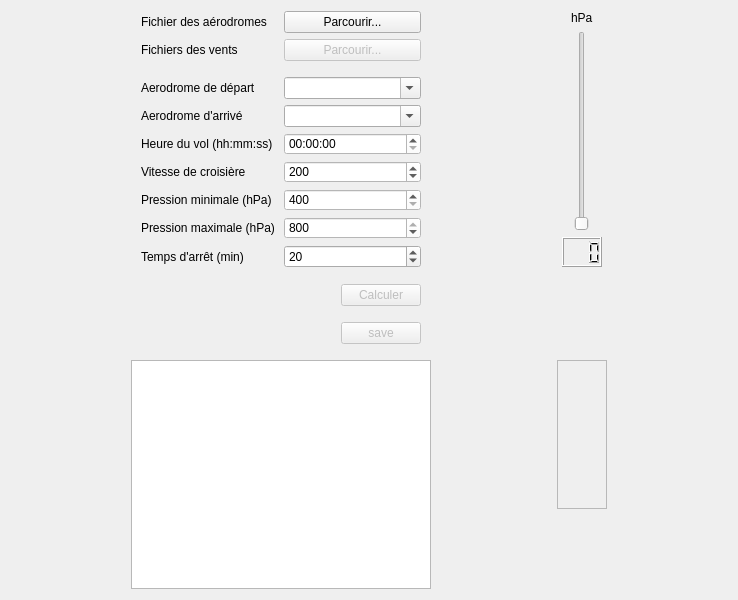
This is interface.ui in leroho/sft as Qt 5 draws it before an edit. The edited form follows.
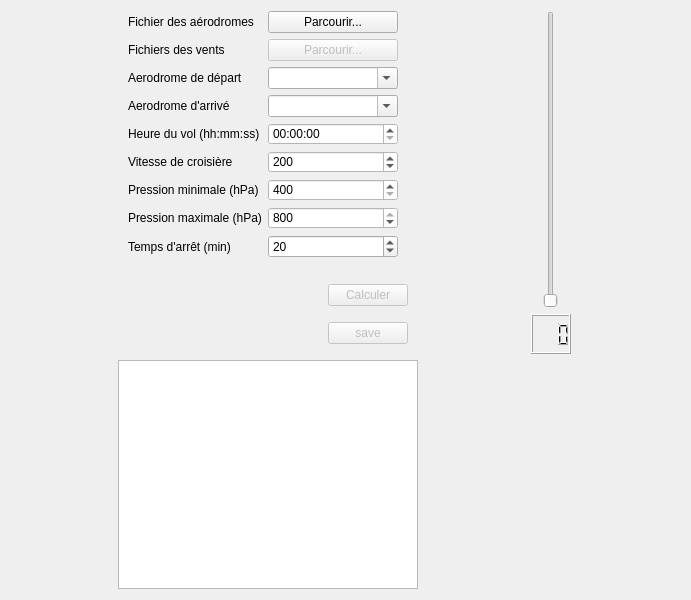
This is the edited form.

The edit to the form file:
```diff
--- a/interface.ui
+++ b/interface.ui
@@ -9,7 +9,7 @@
    <rect>
     <x>0</x>
     <y>0</y>
-    <width>738</width>
+    <width>691</width>
     <height>600</height>
    </rect>
   </property>
@@ -41,7 +41,7 @@
    <string notr="true"/>
   </property>
   <layout class="QGridLayout" name="gridLayout">
-   <item row="0" column="1" rowspan="5">
+   <item row="0" column="1" rowspan="4">
     <layout class="QVBoxLayout" name="verticalLayout_radar">
      <property name="sizeConstraint">
       <enum>QLayout::SetDefaultConstraint</enum>
@@ -60,6 +60,40 @@
      </property>
     </layout>
    </item>
+   <item row="1" column="2">
+    <widget class="QLCDNumber" name="lcdNumber_pression">
+     <property name="sizePolicy">
+      <sizepolicy hsizetype="Preferred" vsizetype="Preferred">
+       <horstretch>0</horstretch>
+       <verstretch>0</verstretch>
+      </sizepolicy>
+     </property>
+     <property name="minimumSize">
+      <size>
+       <width>0</width>
+       <height>30</height>
+      </size>
+     </property>
+     <property name="maximumSize">
+      <size>
+       <width>40</width>
+       <height>40</height>
+      </size>
+     </property>
+     <property name="font">
+      <font>
+       <weight>50</weight>
+       <bold>false</bold>
+      </font>
+     </property>
+     <property name="styleSheet">
+      <string notr="true"/>
+     </property>
+     <property name="digitCount">
+      <number>3</number>
+     </property>
+    </widget>
+   </item>
    <item row="0" column="0" rowspan="2">
     <layout class="QVBoxLayout" name="verticalLayout">
      <property name="sizeConstraint">
@@ -78,24 +112,24 @@
       <number>10</number>
      </property>
      <item>
-      <layout class="QHBoxLayout" name="aerodromes">
-       <property name="sizeConstraint">
-        <enum>QLayout::SetDefaultConstraint</enum>
+      <layout class="QGridLayout" name="gridLayout_3">
+       <property name="rightMargin">
+        <number>10</number>
        </property>
-       <property name="topMargin">
-        <number>0</number>
+       <property name="bottomMargin">
+        <number>10</number>
        </property>
-       <item>
+       <item row="1" column="0">
         <widget class="QLabel" name="label_10">
          <property name="text">
           <string>Fichier des aérodromes</string>
          </property>
         </widget>
        </item>
-       <item>
-        <widget class="QPushButton" name="pushButton_a">
+       <item row="2" column="1">
+        <widget class="QPushButton" name="pushButton_v">
          <property name="enabled">
-          <bool>true</bool>
+          <bool>false</bool>
          </property>
          <property name="sizePolicy">
           <sizepolicy hsizetype="Preferred" vsizetype="Preferred">
@@ -114,27 +148,17 @@
          </property>
         </widget>
        </item>
-      </layout>
-     </item>
-     <item>
-      <layout class="QHBoxLayout" name="Vents">
-       <property name="topMargin">
-        <number>0</number>
-       </property>
-       <property name="bottomMargin">
-        <number>10</number>
-       </property>
-       <item>
+       <item row="2" column="0">
         <widget class="QLabel" name="label_11">
          <property name="text">
           <string>Fichiers des vents</string>
          </property>
         </widget>
        </item>
-       <item>
-        <widget class="QPushButton" name="pushButton_v">
+       <item row="1" column="1">
+        <widget class="QPushButton" name="pushButton_a">
          <property name="enabled">
-          <bool>false</bool>
+          <bool>true</bool>
          </property>
          <property name="sizePolicy">
           <sizepolicy hsizetype="Preferred" vsizetype="Preferred">
@@ -153,14 +177,7 @@
          </property>
         </widget>
        </item>
-      </layout>
-     </item>
-     <item>
-      <layout class="QHBoxLayout" name="dep">
-       <property name="rightMargin">
-        <number>0</number>
-       </property>
-       <item>
+       <item row="3" column="0">
         <widget class="QLabel" name="label_12">
          <property name="styleSheet">
           <string notr="true"/>
@@ -173,36 +190,7 @@
          </property>
         </widget>
        </item>
-       <item>
-        <widget class="QComboBox" name="comboBox_depart">
-         <property name="sizePolicy">
-          <sizepolicy hsizetype="Preferred" vsizetype="Preferred">
-           <horstretch>0</horstretch>
-           <verstretch>0</verstretch>
-          </sizepolicy>
-         </property>
-         <property name="minimumSize">
-          <size>
-           <width>120</width>
-           <height>0</height>
-          </size>
-         </property>
-         <property name="maximumSize">
-          <size>
-           <width>16777215</width>
-           <height>16777215</height>
-          </size>
-         </property>
-         <property name="editable">
-          <bool>true</bool>
-         </property>
-        </widget>
-       </item>
-      </layout>
-     </item>
-     <item>
-      <layout class="QHBoxLayout" name="arr">
-       <item>
+       <item row="4" column="0">
         <widget class="QLabel" name="label_13">
          <property name="styleSheet">
           <string notr="true"/>
@@ -212,36 +200,7 @@
          </property>
         </widget>
        </item>
-       <item>
-        <widget class="QComboBox" name="comboBox_arrive">
-         <property name="sizePolicy">
-          <sizepolicy hsizetype="Preferred" vsizetype="Preferred">
-           <horstretch>0</horstretch>
-           <verstretch>0</verstretch>
-          </sizepolicy>
-         </property>
-         <property name="minimumSize">
-          <size>
-           <width>120</width>
-           <height>0</height>
-          </size>
-         </property>
-         <property name="maximumSize">
-          <size>
-           <width>16777215</width>
-           <height>16777215</height>
-          </size>
-         </property>
-         <property name="editable">
-          <bool>true</bool>
-         </property>
-        </widget>
-       </item>
-      </layout>
-     </item>
-     <item>
-      <layout class="QHBoxLayout" name="heure_du_vol">
-       <item>
+       <item row="5" column="0">
         <widget class="QLabel" name="label_14">
          <property name="styleSheet">
           <string notr="true"/>
@@ -251,42 +210,7 @@
          </property>
         </widget>
        </item>
-       <item>
-        <widget class="QTimeEdit" name="timeEdit">
-         <property name="sizePolicy">
-          <sizepolicy hsizetype="Preferred" vsizetype="Preferred">
-           <horstretch>0</horstretch>
-           <verstretch>0</verstretch>
-          </sizepolicy>
-         </property>
-         <property name="minimumSize">
-          <size>
-           <width>120</width>
-           <height>0</height>
-          </size>
-         </property>
-         <property name="maximumSize">
-          <size>
-           <width>16777215</width>
-           <height>16777215</height>
-          </size>
-         </property>
-         <property name="styleSheet">
-          <string notr="true">background-color: rgb(255, 255, 255)</string>
-         </property>
-         <property name="displayFormat">
-          <string>HH:mm:ss</string>
-         </property>
-        </widget>
-       </item>
-      </layout>
-     </item>
-     <item>
-      <layout class="QHBoxLayout" name="vitesse">
-       <property name="bottomMargin">
-        <number>0</number>
-       </property>
-       <item>
+       <item row="6" column="0">
         <widget class="QLabel" name="label_15">
          <property name="styleSheet">
           <string notr="true"/>
@@ -296,45 +220,7 @@
          </property>
         </widget>
        </item>
-       <item>
-        <widget class="QSpinBox" name="spinBox_vitesse">
-         <property name="sizePolicy">
-          <sizepolicy hsizetype="Preferred" vsizetype="Preferred">
-           <horstretch>0</horstretch>
-           <verstretch>0</verstretch>
-          </sizepolicy>
-         </property>
-         <property name="minimumSize">
-          <size>
-           <width>120</width>
-           <height>0</height>
-          </size>
-         </property>
-         <property name="maximumSize">
-          <size>
-           <width>16777215</width>
-           <height>16777215</height>
-          </size>
-         </property>
-         <property name="styleSheet">
-          <string notr="true">background-color: rgb(255, 255, 255);</string>
-         </property>
-         <property name="maximum">
-          <number>400</number>
-         </property>
-         <property name="value">
-          <number>200</number>
-         </property>
-        </widget>
-       </item>
-      </layout>
-     </item>
-     <item>
-      <layout class="QHBoxLayout" name="altitude_min">
-       <property name="bottomMargin">
-        <number>0</number>
-       </property>
-       <item>
+       <item row="7" column="0">
         <widget class="QLabel" name="label_16">
          <property name="styleSheet">
           <string notr="true"/>
@@ -344,48 +230,7 @@
          </property>
         </widget>
        </item>
-       <item>
-        <widget class="QSpinBox" name="spinBox_pression_inf">
-         <property name="sizePolicy">
-          <sizepolicy hsizetype="Preferred" vsizetype="Preferred">
-           <horstretch>0</horstretch>
-           <verstretch>0</verstretch>
-          </sizepolicy>
-         </property>
-         <property name="minimumSize">
-          <size>
-           <width>120</width>
-           <height>0</height>
-          </size>
-         </property>
-         <property name="maximumSize">
-          <size>
-           <width>16777215</width>
-           <height>16777215</height>
-          </size>
-         </property>
-         <property name="styleSheet">
-          <string notr="true">background-color: rgb(255, 255, 255);</string>
-         </property>
-         <property name="minimum">
-          <number>400</number>
-         </property>
-         <property name="maximum">
-          <number>800</number>
-         </property>
-         <property name="singleStep">
-          <number>100</number>
-         </property>
-        </widget>
-       </item>
-      </layout>
-     </item>
-     <item>
-      <layout class="QHBoxLayout" name="altitude_max">
-       <property name="bottomMargin">
-        <number>0</number>
-       </property>
-       <item>
+       <item row="8" column="0">
         <widget class="QLabel" name="label_17">
          <property name="styleSheet">
           <string notr="true"/>
@@ -395,51 +240,7 @@
          </property>
         </widget>
        </item>
-       <item>
-        <widget class="QSpinBox" name="spinBox_pression_sup">
-         <property name="sizePolicy">
-          <sizepolicy hsizetype="Preferred" vsizetype="Preferred">
-           <horstretch>0</horstretch>
-           <verstretch>0</verstretch>
-          </sizepolicy>
-         </property>
-         <property name="minimumSize">
-          <size>
-           <width>120</width>
-           <height>0</height>
-          </size>
-         </property>
-         <property name="maximumSize">
-          <size>
-           <width>16777215</width>
-           <height>16777215</height>
-          </size>
-         </property>
-         <property name="styleSheet">
-          <string notr="true">background-color: rgb(255, 255, 255);</string>
-         </property>
-         <property name="minimum">
-          <number>400</number>
-         </property>
-         <property name="maximum">
-          <number>800</number>
-         </property>
-         <property name="singleStep">
-          <number>100</number>
-         </property>
-         <property name="value">
-          <number>800</number>
-         </property>
-        </widget>
-       </item>
-      </layout>
-     </item>
-     <item>
-      <layout class="QHBoxLayout" name="horizontalLayout_4">
-       <property name="bottomMargin">
-        <number>0</number>
-       </property>
-       <item>
+       <item row="9" column="0">
         <widget class="QLabel" name="label_18">
          <property name="styleSheet">
           <string notr="true"/>
@@ -449,7 +250,187 @@
          </property>
         </widget>
        </item>
-       <item>
+       <item row="3" column="1">
+        <widget class="QComboBox" name="comboBox_depart">
+         <property name="sizePolicy">
+          <sizepolicy hsizetype="Preferred" vsizetype="Preferred">
+           <horstretch>0</horstretch>
+           <verstretch>0</verstretch>
+          </sizepolicy>
+         </property>
+         <property name="minimumSize">
+          <size>
+           <width>0</width>
+           <height>0</height>
+          </size>
+         </property>
+         <property name="maximumSize">
+          <size>
+           <width>16777215</width>
+           <height>16777215</height>
+          </size>
+         </property>
+         <property name="editable">
+          <bool>true</bool>
+         </property>
+        </widget>
+       </item>
+       <item row="4" column="1">
+        <widget class="QComboBox" name="comboBox_arrive">
+         <property name="sizePolicy">
+          <sizepolicy hsizetype="Preferred" vsizetype="Preferred">
+           <horstretch>0</horstretch>
+           <verstretch>0</verstretch>
+          </sizepolicy>
+         </property>
+         <property name="minimumSize">
+          <size>
+           <width>0</width>
+           <height>0</height>
+          </size>
+         </property>
+         <property name="maximumSize">
+          <size>
+           <width>16777215</width>
+           <height>16777215</height>
+          </size>
+         </property>
+         <property name="editable">
+          <bool>true</bool>
+         </property>
+        </widget>
+       </item>
+       <item row="5" column="1">
+        <widget class="QTimeEdit" name="timeEdit">
+         <property name="sizePolicy">
+          <sizepolicy hsizetype="Preferred" vsizetype="Preferred">
+           <horstretch>0</horstretch>
+           <verstretch>0</verstretch>
+          </sizepolicy>
+         </property>
+         <property name="minimumSize">
+          <size>
+           <width>0</width>
+           <height>0</height>
+          </size>
+         </property>
+         <property name="maximumSize">
+          <size>
+           <width>16777215</width>
+           <height>16777215</height>
+          </size>
+         </property>
+         <property name="styleSheet">
+          <string notr="true">background-color: rgb(255, 255, 255)</string>
+         </property>
+         <property name="displayFormat">
+          <string>HH:mm:ss</string>
+         </property>
+        </widget>
+       </item>
+       <item row="6" column="1">
+        <widget class="QSpinBox" name="spinBox_vitesse">
+         <property name="sizePolicy">
+          <sizepolicy hsizetype="Preferred" vsizetype="Preferred">
+           <horstretch>0</horstretch>
+           <verstretch>0</verstretch>
+          </sizepolicy>
+         </property>
+         <property name="minimumSize">
+          <size>
+           <width>0</width>
+           <height>0</height>
+          </size>
+         </property>
+         <property name="maximumSize">
+          <size>
+           <width>16777215</width>
+           <height>16777215</height>
+          </size>
+         </property>
+         <property name="styleSheet">
+          <string notr="true">background-color: rgb(255, 255, 255);</string>
+         </property>
+         <property name="maximum">
+          <number>400</number>
+         </property>
+         <property name="value">
+          <number>200</number>
+         </property>
+        </widget>
+       </item>
+       <item row="7" column="1">
+        <widget class="QSpinBox" name="spinBox_pression_inf">
+         <property name="sizePolicy">
+          <sizepolicy hsizetype="Preferred" vsizetype="Preferred">
+           <horstretch>0</horstretch>
+           <verstretch>0</verstretch>
+          </sizepolicy>
+         </property>
+         <property name="minimumSize">
+          <size>
+           <width>0</width>
+           <height>0</height>
+          </size>
+         </property>
+         <property name="maximumSize">
+          <size>
+           <width>16777215</width>
+           <height>16777215</height>
+          </size>
+         </property>
+         <property name="styleSheet">
+          <string notr="true">background-color: rgb(255, 255, 255);</string>
+         </property>
+         <property name="minimum">
+          <number>400</number>
+         </property>
+         <property name="maximum">
+          <number>800</number>
+         </property>
+         <property name="singleStep">
+          <number>100</number>
+         </property>
+        </widget>
+       </item>
+       <item row="8" column="1">
+        <widget class="QSpinBox" name="spinBox_pression_sup">
+         <property name="sizePolicy">
+          <sizepolicy hsizetype="Preferred" vsizetype="Preferred">
+           <horstretch>0</horstretch>
+           <verstretch>0</verstretch>
+          </sizepolicy>
+         </property>
+         <property name="minimumSize">
+          <size>
+           <width>0</width>
+           <height>0</height>
+          </size>
+         </property>
+         <property name="maximumSize">
+          <size>
+           <width>16777215</width>
+           <height>16777215</height>
+          </size>
+         </property>
+         <property name="styleSheet">
+          <string notr="true">background-color: rgb(255, 255, 255);</string>
+         </property>
+         <property name="minimum">
+          <number>400</number>
+         </property>
+         <property name="maximum">
+          <number>800</number>
+         </property>
+         <property name="singleStep">
+          <number>100</number>
+         </property>
+         <property name="value">
+          <number>800</number>
+         </property>
+        </widget>
+       </item>
+       <item row="9" column="1">
         <widget class="QSpinBox" name="spinBox_tempsdarret">
          <property name="sizePolicy">
           <sizepolicy hsizetype="Preferred" vsizetype="Preferred">
@@ -459,7 +440,7 @@
          </property>
          <property name="minimumSize">
           <size>
-           <width>120</width>
+           <width>0</width>
            <height>0</height>
           </size>
          </property>
@@ -564,88 +545,40 @@
     </layout>
    </item>
    <item row="0" column="2">
-    <layout class="QVBoxLayout" name="verticalLayout_2">
-     <property name="sizeConstraint">
-      <enum>QLayout::SetDefaultConstraint</enum>
+    <widget class="QSlider" name="verticalSlider">
+     <property name="enabled">
+      <bool>false</bool>
      </property>
-     <item alignment="Qt::AlignHCenter">
-      <widget class="QLabel" name="label_3">
-       <property name="text">
-        <string>hPa</string>
-       </property>
-      </widget>
-     </item>
-     <item alignment="Qt::AlignHCenter">
-      <widget class="QSlider" name="verticalSlider">
-       <property name="enabled">
-        <bool>false</bool>
-       </property>
-       <property name="sizePolicy">
-        <sizepolicy hsizetype="Preferred" vsizetype="Preferred">
-         <horstretch>0</horstretch>
-         <verstretch>0</verstretch>
-        </sizepolicy>
-       </property>
-       <property name="minimumSize">
-        <size>
-         <width>0</width>
-         <height>200</height>
-        </size>
-       </property>
-       <property name="minimum">
-        <number>400</number>
-       </property>
-       <property name="maximum">
-        <number>800</number>
-       </property>
-       <property name="singleStep">
-        <number>100</number>
-       </property>
-       <property name="tracking">
-        <bool>true</bool>
-       </property>
-       <property name="orientation">
-        <enum>Qt::Vertical</enum>
-       </property>
-      </widget>
-     </item>
-     <item alignment="Qt::AlignHCenter">
-      <widget class="QLCDNumber" name="lcdNumber_pression">
-       <property name="sizePolicy">
-        <sizepolicy hsizetype="Preferred" vsizetype="Preferred">
-         <horstretch>0</horstretch>
-         <verstretch>0</verstretch>
-        </sizepolicy>
-       </property>
-       <property name="minimumSize">
-        <size>
-         <width>0</width>
-         <height>30</height>
-        </size>
-       </property>
-       <property name="maximumSize">
-        <size>
-         <width>40</width>
-         <height>40</height>
-        </size>
-       </property>
-       <property name="font">
-        <font>
-         <weight>50</weight>
-         <bold>false</bold>
-        </font>
-       </property>
-       <property name="styleSheet">
-        <string notr="true"/>
-       </property>
-       <property name="digitCount">
-        <number>3</number>
-       </property>
-      </widget>
-     </item>
-    </layout>
+     <property name="sizePolicy">
+      <sizepolicy hsizetype="Preferred" vsizetype="Preferred">
+       <horstretch>0</horstretch>
+       <verstretch>0</verstretch>
+      </sizepolicy>
+     </property>
+     <property name="minimumSize">
+      <size>
+       <width>0</width>
+       <height>0</height>
+      </size>
+     </property>
+     <property name="minimum">
+      <number>400</number>
+     </property>
+     <property name="maximum">
+      <number>800</number>
+     </property>
+     <property name="singleStep">
+      <number>100</number>
+     </property>
+     <property name="tracking">
+      <bool>true</bool>
+     </property>
+     <property name="orientation">
+      <enum>Qt::Vertical</enum>
+     </property>
+    </widget>
    </item>
-   <item row="2" column="0" rowspan="3">
+   <item row="2" column="0" rowspan="2">
     <widget class="QListWidget" name="listWidget">
      <property name="sizePolicy">
       <sizepolicy hsizetype="Maximum" vsizetype="Expanding">
@@ -673,34 +606,6 @@
      </property>
     </widget>
    </item>
-   <item row="2" column="2" rowspan="2">
-    <widget class="QFrame" name="frame">
-     <property name="sizePolicy">
-      <sizepolicy hsizetype="Preferred" vsizetype="Expanding">
-       <horstretch>0</horstretch>
-       <verstretch>0</verstretch>
-      </sizepolicy>
-     </property>
-     <property name="minimumSize">
-      <size>
-       <width>50</width>
-       <height>0</height>
-      </size>
-     </property>
-     <property name="maximumSize">
-      <size>
-       <width>50</width>
-       <height>16777215</height>
-      </size>
-     </property>
-     <property name="frameShape">
-      <enum>QFrame::StyledPanel</enum>
-     </property>
-     <property name="frameShadow">
-      <enum>QFrame::Raised</enum>
-     </property>
-    </widget>
-   </item>
   </layout>
  </widget>
  <resources/>
```
